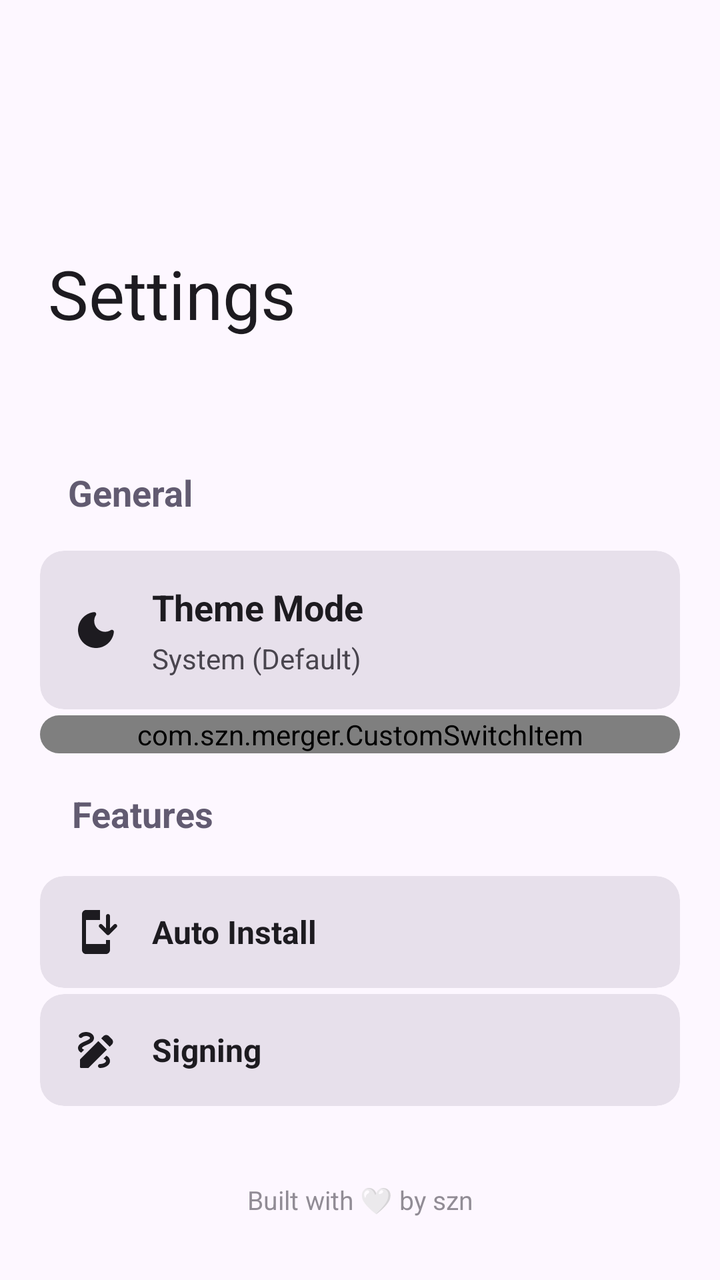
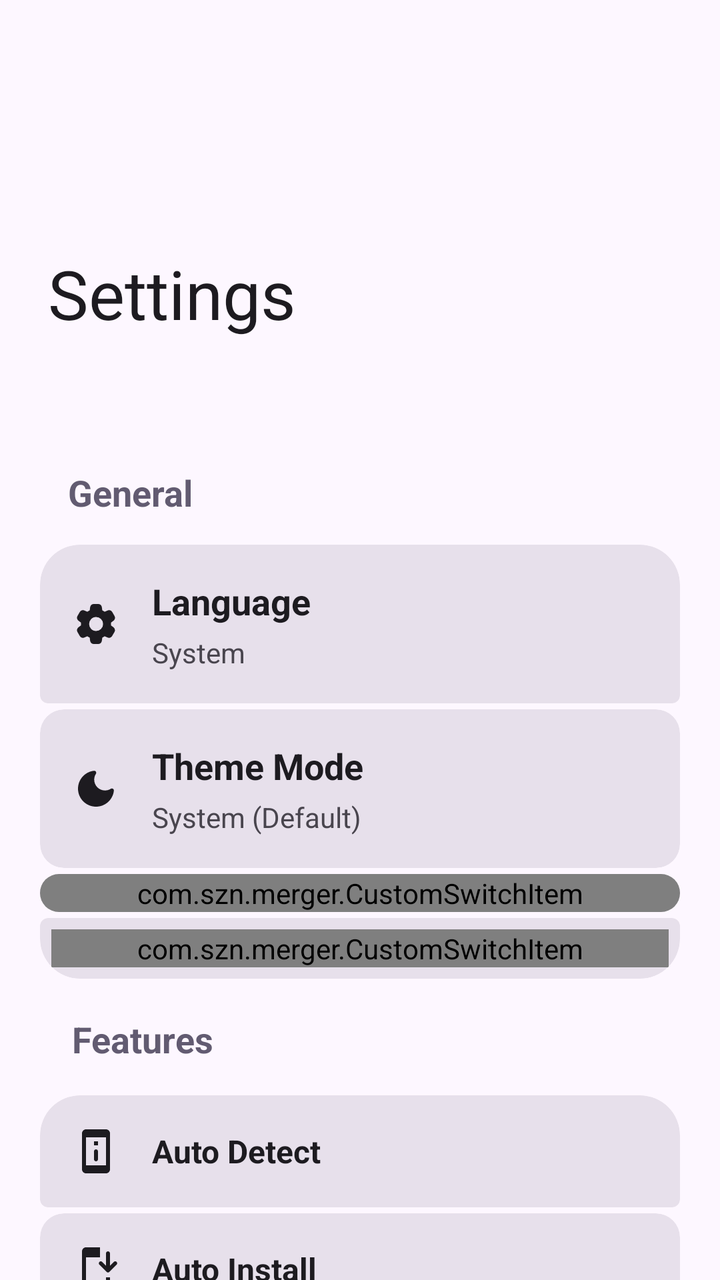

Compare the two renders of this Android layout. The source of the first and the diff that turns it into the second are given below.
<!-- AndroidManifest.xml: application theme AppTheme -->
<!-- res/layout/activity_settings.xml -->
<?xml version="1.0" encoding="utf-8"?>
<androidx.coordinatorlayout.widget.CoordinatorLayout
    xmlns:app="http://schemas.android.com/apk/res-auto"
    xmlns:android="http://schemas.android.com/apk/res/android"
    android:fillViewport="true"
    android:layout_width="match_parent"
    android:layout_height="match_parent"
    android:background="?attr/android:colorBackground">

    <com.google.android.material.appbar.AppBarLayout
        android:id="@+id/appBarLayout"
        android:fitsSystemWindows="true"
        android:layout_width="match_parent"
        android:layout_height="200dp"
        android:background="?attr/android:colorBackground"
        app:elevation="0dp"
        style="@style/Widget.Material3.AppBarLayout">

        <com.google.android.material.appbar.CollapsingToolbarLayout
            android:id="@+id/collapsingToolbar"
            android:layout_width="match_parent"
            android:layout_height="match_parent"
            app:title="@string/setting_header"
            app:expandedTitleMarginStart="24dp"
            app:expandedTitleMarginBottom="40dp"
            app:collapsedTitleGravity="center"
            app:expandedTitleGravity="bottom|start"
            app:titleCollapseMode="scale"
            android:clipChildren="false"
            android:clipToPadding="false"
            app:expandedTitleTextAppearance="@style/CustomExpandedTitle"
            app:collapsedTitleTextAppearance="@style/CustomCollapsedTitle"
            app:expandedTitleTextColor="?attr/colorOnSurface"
            app:collapsedTitleTextColor="?attr/colorOnSurface"
            app:contentScrim="?attr/android:colorBackground"
            app:layout_scrollFlags="scroll|exitUntilCollapsed|snap">

            <com.google.android.material.appbar.MaterialToolbar
                android:id="@+id/toolbar"
                android:layout_width="match_parent"
                android:layout_height="?attr/actionBarSize"
                app:backgroundTint="@android:color/transparent"
                app:layout_collapseMode="pin"
                app:contentInsetStart="0dp"
                app:contentInsetLeft="0dp"
                app:contentInsetStartWithNavigation="0dp"/>
        </com.google.android.material.appbar.CollapsingToolbarLayout>
    </com.google.android.material.appbar.AppBarLayout>

    <androidx.core.widget.NestedScrollView
        android:requiresFadingEdge="vertical"
        android:fadingEdgeLength="35dp"
        android:layout_width="match_parent"
        android:layout_height="match_parent"
        app:layout_behavior="@string/appbar_scrolling_view_behavior">

        <LinearLayout
            android:layout_width="match_parent"
            android:layout_height="wrap_content"
            android:padding="20dp"
            android:orientation="vertical">

            <TextView
                android:layout_width="match_parent"
                android:layout_height="wrap_content"
                android:text="@string/general_subheader"
                android:padding="14dp"
                android:textSize="18sp"
                android:textStyle="bold"
                android:textColor="?attr/colorSecondary" />

            <com.google.android.material.card.MaterialCardView
                android:id="@+id/layout_language"
                android:clickable="true"
                android:focusable="true"
                android:layout_marginBottom="3dp"
                style="@style/Widget.Card.RoundedTop">

                <LinearLayout
                    android:layout_width="match_parent"
                    android:layout_height="wrap_content"
                    android:padding="16dp"
                    android:orientation="horizontal"
                    android:gravity="center_vertical">

                    <ImageView
                        android:layout_width="24dp"
                        android:layout_height="24dp"
                        android:src="@drawable/ic_setting"
                        app:tint="?attr/colorOnSurface" />

                    <LinearLayout
                        android:layout_width="0dp"
                        android:layout_height="wrap_content"
                        android:layout_weight="1"
                        android:layout_marginStart="16dp"
                        android:layout_marginEnd="16dp"
                        android:orientation="vertical">

                        <TextView
                            android:layout_width="wrap_content"
                            android:layout_height="wrap_content"
                            android:text="@string/language"
                            android:textStyle="bold"
                            android:textSize="18sp"
                            android:textColor="?attr/colorOnSurface"/>

                        <TextView
                            android:id="@+id/text_current_language"
                            android:layout_width="wrap_content"
                            android:layout_height="wrap_content"
                            android:layout_marginTop="4dp"
                            android:text="@string/language_default"
                            android:textSize="14sp"
                            android:textColor="?attr/colorOnSurfaceVariant"/>
                    </LinearLayout>
                </LinearLayout>
            </com.google.android.material.card.MaterialCardView>

            <com.google.android.material.card.MaterialCardView
                android:id="@+id/card_theme"
                style="@style/Widget.Card.FlatMiddle"
                android:clickable="true"
                android:layout_marginBottom="3dp"
                android:focusable="true">

                <LinearLayout
                    android:layout_width="match_parent"
                    android:layout_height="wrap_content"
                    android:padding="16dp"
                    android:orientation="horizontal"
                    android:gravity="center_vertical">

                    <ImageView
                        android:layout_width="24dp"
                        android:layout_height="24dp"
                        android:src="@drawable/ic_theme"
                        app:tint="?attr/colorOnSurface" />

                    <LinearLayout
                        android:layout_width="0dp"
                        android:layout_height="wrap_content"
                        android:layout_weight="1"
                        android:layout_marginStart="16dp"
                        android:layout_marginEnd="16dp"
                        android:orientation="vertical">

                        <TextView
                            android:layout_width="wrap_content"
                            android:layout_height="wrap_content"
                            android:text="@string/theme_mode"
                            android:textStyle="bold"
                            android:textSize="18sp"
                            android:textColor="?attr/colorOnSurface"/>

                        <TextView
                            android:id="@+id/text_current_theme"
                            android:layout_width="wrap_content"
                            android:layout_height="wrap_content"
                            android:layout_marginTop="4dp"
                            android:text="@string/theme_system"
                            android:textSize="14sp"
                            android:textColor="?attr/colorOnSurfaceVariant"/>
                    </LinearLayout>
                </LinearLayout>
            </com.google.android.material.card.MaterialCardView>

            
            <com.google.android.material.card.MaterialCardView
                style="@style/Widget.Card.FlatMiddle">
                <com.szn.merger.CustomSwitchItem
                    android:id="@+id/MaterialYou"
                    android:layout_width="match_parent"
                    android:layout_height="wrap_content"
                    app:itemTitle="@string/material_you_switch"
                    app:itemIcon="@drawable/ic_material_you" />
            </com.google.android.material.card.MaterialCardView>

            
            <com.google.android.material.card.MaterialCardView
                style="@style/Widget.Card.RoundedBottom">
                <com.szn.merger.CustomSwitchItem
                    android:id="@+id/PureBlack"
                    android:layout_width="match_parent"
                    android:layout_height="wrap_content"
                    app:itemTitle="@string/pure_black_switch"
                    app:itemIcon="@drawable/ic_pure_black" />
            </com.google.android.material.card.MaterialCardView>
            <TextView
                android:layout_width="match_parent"
                android:layout_height="wrap_content"
                android:text="@string/features"
                android:padding="16dp"
                android:textSize="18sp"
                android:textStyle="bold"
                android:textColor="?attr/colorSecondary" />

            
            <com.google.android.material.card.MaterialCardView
                android:id="@+id/AutoDevice"
                style="@style/Widget.Card.RoundedTop"
                android:layout_marginBottom="3dp">
                <LinearLayout
                    android:layout_width="match_parent"
                    android:layout_height="wrap_content"
                    android:padding="16dp"
                    android:orientation="horizontal"
                    android:gravity="center_vertical">

                    <ImageView
                        android:layout_width="24dp"
                        android:layout_height="24dp"
                        android:src="@drawable/ic_auto_detect"
                        app:tint="?attr/colorOnSurface" />

                    <LinearLayout
                        android:layout_width="0dp"
                        android:layout_height="wrap_content"
                        android:layout_weight="1"
                        android:layout_marginStart="16dp"
                        android:layout_marginEnd="16dp"
                        android:orientation="vertical">

                        <TextView
                            android:layout_width="wrap_content"
                            android:layout_height="wrap_content"
                            android:text="@string/title_auto_detect"
                            android:textStyle="bold"
                            android:textSize="16sp"
                            android:textColor="?attr/colorOnSurface"/>
                    </LinearLayout>
                </LinearLayout>
            </com.google.android.material.card.MaterialCardView>

            <com.google.android.material.card.MaterialCardView
                android:id="@+id/AutoInstall"
                style="@style/Widget.Card.FlatMiddle"
                android:layout_marginBottom="3dp">
                <LinearLayout
                    android:layout_width="match_parent"
                    android:layout_height="wrap_content"
                    android:padding="16dp"
                    android:orientation="horizontal"
                    android:gravity="center_vertical">

                    <ImageView
                        android:layout_width="24dp"
                        android:layout_height="24dp"
                        android:src="@drawable/ic_install"
                        app:tint="?attr/colorOnSurface" />

                    <LinearLayout
                        android:layout_width="0dp"
                        android:layout_height="wrap_content"
                        android:layout_weight="1"
                        android:layout_marginStart="16dp"
                        android:layout_marginEnd="16dp"
                        android:orientation="vertical">

                        <TextView
                            android:layout_width="wrap_content"
                            android:layout_height="wrap_content"
                            android:text="@string/title_auto_install"
                            android:textStyle="bold"
                            android:textSize="16sp"
                            android:textColor="?attr/colorOnSurface"/>
                    </LinearLayout>
                </LinearLayout>
            </com.google.android.material.card.MaterialCardView>

            <com.google.android.material.card.MaterialCardView
                android:id="@+id/Signing"
                style="@style/Widget.Card.FlatMiddle"
                android:layout_marginBottom="3dp">
                <LinearLayout
                    android:layout_width="match_parent"
                    android:layout_height="wrap_content"
                    android:padding="16dp"
                    android:orientation="horizontal"
                    android:gravity="center_vertical">

                    <ImageView
                        android:layout_width="24dp"
                        android:layout_height="24dp"
                        android:src="@drawable/ic_sign"
                        app:tint="?attr/colorOnSurface" />

                    <LinearLayout
                        android:layout_width="0dp"
                        android:layout_height="wrap_content"
                        android:layout_weight="1"
                        android:layout_marginStart="16dp"
                        android:layout_marginEnd="16dp"
                        android:orientation="vertical">

                        <TextView
                            android:layout_width="wrap_content"
                            android:layout_height="wrap_content"
                            android:text="@string/signing_subheader"
                            android:textStyle="bold"
                            android:textSize="16sp"
                            android:textColor="?attr/colorOnSurface"/>
                    </LinearLayout>
                </LinearLayout>
            </com.google.android.material.card.MaterialCardView>

            <com.google.android.material.card.MaterialCardView
                android:id="@+id/Process"
                style="@style/Widget.Card.RoundedBottom"
                android:layout_marginBottom="3dp">

                <LinearLayout
                    android:layout_width="match_parent"
                    android:layout_height="wrap_content"
                    android:padding="16dp"
                    android:orientation="horizontal"
                    android:gravity="center_vertical">

                    <ImageView
                        android:layout_width="24dp"
                        android:layout_height="24dp"
                        android:src="@drawable/ic_setting"
                        app:tint="?attr/colorOnSurface" />

                    <LinearLayout
                        android:layout_width="0dp"
                        android:layout_height="wrap_content"
                        android:layout_weight="1"
                        android:layout_marginStart="16dp"
                        android:layout_marginEnd="16dp"
                        android:orientation="vertical">

                        <TextView
                            android:layout_width="wrap_content"
                            android:layout_height="wrap_content"
                            android:text="@string/processing"
                            android:textStyle="bold"
                            android:textSize="16sp"
                            android:textColor="?attr/colorOnSurface" />
                    </LinearLayout>
                </LinearLayout>
            </com.google.android.material.card.MaterialCardView>
            <TextView
                android:layout_width="match_parent"
                android:layout_height="wrap_content"
                android:text="@string/built_by"
                android:gravity="center"
                android:textSize="13sp"
                android:textColor="?attr/colorOnSurfaceVariant"
                android:alpha="0.6"
                android:layout_marginTop="32dp"
                android:layout_marginBottom="16dp" />
        </LinearLayout>
    </androidx.core.widget.NestedScrollView>
</androidx.coordinatorlayout.widget.CoordinatorLayout>
<!-- resources referenced by this layout -->
<resources>
  <string name="built_by">Built with 🤍 by szn</string>
  <string name="features">Features</string>
  <string name="general_subheader">General</string>
  <string name="language">Language</string>
  <string name="language_default">System</string>
  <string name="material_you_switch">Material You</string>
  <string name="processing">Processing</string>
  <string name="pure_black_switch">Pure Black</string>
  <string name="setting_header">Settings</string>
  <string name="signing_subheader">Signing</string>
  <string name="theme_mode">Theme Mode</string>
  <string name="theme_system">System (Default)</string>
  <string name="title_auto_detect">Auto Detect</string>
  <string name="title_auto_install">Auto Install</string>
  <style name="CustomCollapsedTitle" parent="TextAppearance.Material3.TitleMedium">
  
          <item name="android:textSize">18sp</item>
          <item name="android:textStyle">bold</item>
          <item name="android:textColor">?attr/colorSecondary</item>
  
      </style>
  <style name="CustomExpandedTitle" parent="TextAppearance.Material3.TitleLarge">
  
          <item name="android:textSize">34sp</item>
          <item name="android:textStyle">bold</item>
  
      </style>
  <style name="Widget.Card.FlatMiddle" parent="Widget.Material3.CardView.Filled">
          <item name="android:layout_width">match_parent</item>
          <item name="android:layout_height">wrap_content</item>
          <item name="cardBackgroundColor">?attr/colorSurfaceVariant</item>
      </style>
  <style name="Widget.Card.RoundedTop" parent="Widget.Material3.CardView.Filled">
          <item name="shapeAppearanceOverlay">@style/Shape.RoundedTop</item>
          <item name="cardBackgroundColor">?attr/colorSurfaceVariant</item>
          <item name="cardPreventCornerOverlap">false</item>
      </style>
  <style name="Shape.RoundedBottom" parent="">
          <item name="cornerSizeTopLeft">4dp</item>
          <item name="cornerSizeTopRight">4dp</item>
          <item name="cornerSizeBottomLeft">20dp</item>
          <item name="cornerSizeBottomRight">20dp</item>
      </style>
  <style name="Shape.RoundedTop" parent="">
          <item name="cornerSizeTopLeft">20dp</item>
          <item name="cornerSizeTopRight">20dp</item>
          <item name="cornerSizeBottomLeft">4dp</item>
          <item name="cornerSizeBottomRight">4dp</item>
      </style>
  <color name="md_theme_primary">#65558F</color>
  <color name="md_theme_onPrimary">#FFFFFF</color>
  <color name="md_theme_primaryContainer">#E9DDFF</color>
  <color name="md_theme_onPrimaryContainer">#4D3D75</color>
  <color name="md_theme_secondary">#625B71</color>
  <color name="md_theme_onSecondary">#FFFFFF</color>
  <color name="md_theme_secondaryContainer">#E8DEF8</color>
  <color name="md_theme_onSecondaryContainer">#4A4458</color>
  <color name="md_theme_tertiary">#7E5260</color>
  <color name="md_theme_onTertiary">#FFFFFF</color>
  <color name="md_theme_tertiaryContainer">#FFD9E3</color>
  <color name="md_theme_onTertiaryContainer">#633B48</color>
  <color name="md_theme_error">#BA1A1A</color>
  <color name="md_theme_onError">#FFFFFF</color>
  <color name="md_theme_errorContainer">#FFDAD6</color>
  <color name="md_theme_onErrorContainer">#93000A</color>
  <color name="md_theme_background">#FDF7FF</color>
  <color name="md_theme_onBackground">#1D1B20</color>
  <color name="md_theme_surface">#FDF7FF</color>
  <color name="md_theme_onSurface">#1D1B20</color>
  <color name="md_theme_surfaceVariant">#E7E0EB</color>
  <color name="md_theme_onSurfaceVariant">#49454E</color>
  <color name="md_theme_outline">#7A757F</color>
  <color name="md_theme_outlineVariant">#CAC4CF</color>
  <color name="md_theme_inverseSurface">#322F35</color>
  <color name="md_theme_inverseOnSurface">#F5EFF7</color>
  <color name="md_theme_inversePrimary">#CFBDFE</color>
  <!-- unchanged entries left out for length: 9 -->
</resources>

<!-- the commit's change to res/layout/activity_settings.xml (unified diff, before → after) -->
@@ -48,6 +48,7 @@
     </com.google.android.material.appbar.AppBarLayout>
 
     <androidx.core.widget.NestedScrollView
+        android:id="@+id/scroll"
         android:requiresFadingEdge="vertical"
         android:fadingEdgeLength="35dp"
         android:layout_width="match_parent"
@@ -71,10 +72,11 @@
 
             <com.google.android.material.card.MaterialCardView
                 android:id="@+id/layout_language"
+                style="@style/Widget.Card.RoundedTop"
+                android:layout_width="match_parent"
+                android:layout_height="wrap_content"
                 android:clickable="true"
-                android:focusable="true"
-                android:layout_marginBottom="3dp"
-                style="@style/Widget.Card.RoundedTop">
+                android:layout_marginBottom="3dp">
 
                 <LinearLayout
                     android:layout_width="match_parent"
@@ -167,7 +169,8 @@
 
             
             <com.google.android.material.card.MaterialCardView
-                style="@style/Widget.Card.FlatMiddle">
+                style="@style/Widget.Card.FlatMiddle"
+                android:layout_marginBottom="3dp">
                 <com.szn.merger.CustomSwitchItem
                     android:id="@+id/MaterialYou"
                     android:layout_width="match_parent"
@@ -178,7 +181,9 @@
 
             
             <com.google.android.material.card.MaterialCardView
-                style="@style/Widget.Card.RoundedBottom">
+                style="@style/Widget.Card.RoundedBottom"
+                android:layout_width="match_parent"
+                android:layout_height="wrap_content">
                 <com.szn.merger.CustomSwitchItem
                     android:id="@+id/PureBlack"
                     android:layout_width="match_parent"
@@ -199,6 +204,8 @@
             <com.google.android.material.card.MaterialCardView
                 android:id="@+id/AutoDevice"
                 style="@style/Widget.Card.RoundedTop"
+                android:layout_width="match_parent"
+                android:layout_height="wrap_content"
                 android:layout_marginBottom="3dp">
                 <LinearLayout
                     android:layout_width="match_parent"
@@ -234,6 +241,8 @@
 
             <com.google.android.material.card.MaterialCardView
                 android:id="@+id/AutoInstall"
+                android:layout_width="match_parent"
+                android:layout_height="wrap_content"
                 style="@style/Widget.Card.FlatMiddle"
                 android:layout_marginBottom="3dp">
                 <LinearLayout
@@ -270,6 +279,8 @@
 
             <com.google.android.material.card.MaterialCardView
                 android:id="@+id/Signing"
+                android:layout_width="match_parent"
+                android:layout_height="wrap_content"
                 style="@style/Widget.Card.FlatMiddle"
                 android:layout_marginBottom="3dp">
                 <LinearLayout
@@ -306,6 +317,8 @@
 
             <com.google.android.material.card.MaterialCardView
                 android:id="@+id/Process"
+                android:layout_width="match_parent"
+                android:layout_height="wrap_content"
                 style="@style/Widget.Card.RoundedBottom"
                 android:layout_marginBottom="3dp">
 
